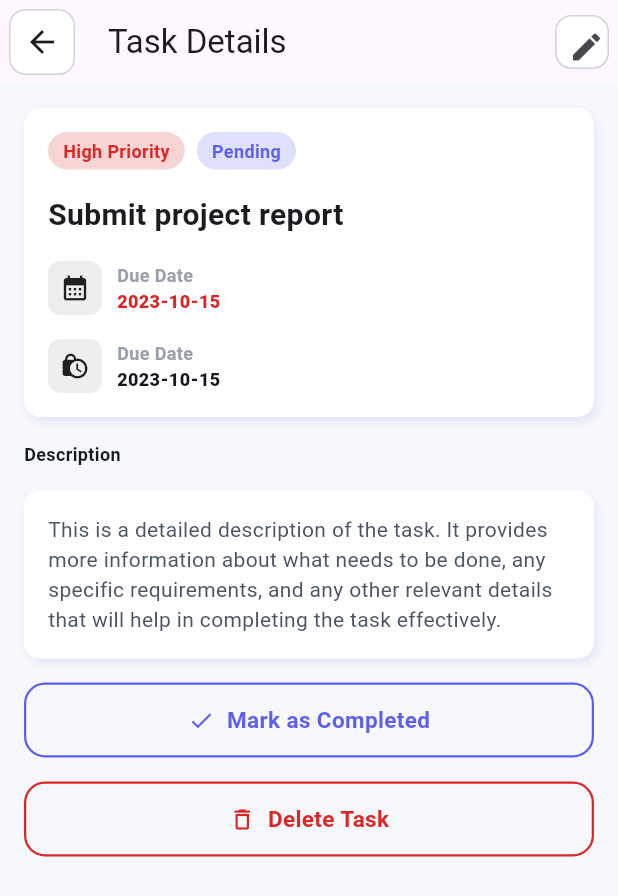
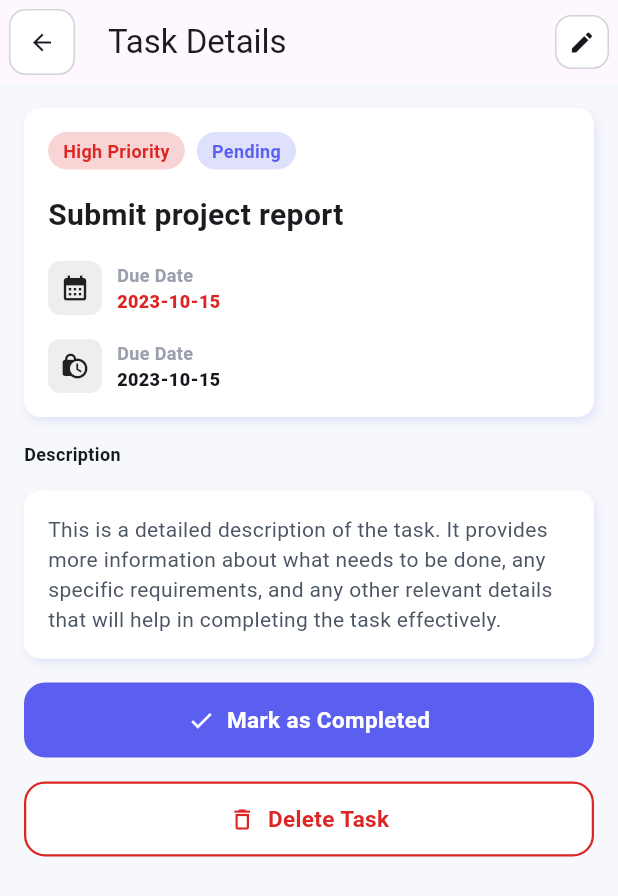
Before and after one commit to mishad01/Ostad-Flutter-and-AI-Batch-19, a Flutter app: the TaskDetailsPage screen opened directly, on a phone screen of 412 x 824 dp. Shown: the top 896 px of the screen. Run offline on Flutter 3.47's test engine with Material 3 defaults, Android fonts, the phone set to English and light mode, and no system bars; our stand-ins replace sqflite; accounts and stored records are empty.

Commit message:
feat: update UI components to use GestureDetector for improved tap handling in SquareIconButton, StatusTab, and ActionButton

```diff
--- a/Module 10/task_manager/lib/presentation/core/square_icon_button.dart
+++ b/Module 10/task_manager/lib/presentation/core/square_icon_button.dart
@@ -3,6 +3,7 @@ import 'package:task_manager/core/app_colors.dart';
 
 class SquareIconButton extends StatelessWidget {
   const SquareIconButton({super.key, required this.icon, this.onTap});
+
   final IconData icon;
   final VoidCallback? onTap;
 
@@ -10,16 +11,18 @@ class SquareIconButton extends StatelessWidget {
   Widget build(BuildContext context) {
     return Padding(
       padding: const EdgeInsets.all(6.0),
+      child: GestureDetector(
+        onTap: onTap,
         child: Container(
           width: 36,
           height: 36,
+          alignment: Alignment.center,
           decoration: BoxDecoration(
             color: AppColors.white,
             borderRadius: BorderRadius.circular(11),
             border: Border.all(color: AppColors.border),
           ),
-        child: Center(
-          child: IconButton(icon: Icon(icon), onPressed: onTap),
+          child: Icon(icon, size: 18, color: AppColors.primaryText),
         ),
       ),
     );
--- a/Module 10/task_manager/lib/presentation/feature/add_edit_task/widget/status_tab.dart
+++ b/Module 10/task_manager/lib/presentation/feature/add_edit_task/widget/status_tab.dart
@@ -14,7 +14,9 @@ class StatusTab extends StatelessWidget {
 
   @override
   Widget build(BuildContext context) {
-    return Container(
+    return GestureDetector(
+      onTap: onTap,
+      child: Container(
         height: 38,
         alignment: Alignment.center,
         decoration: BoxDecoration(
@@ -29,6 +31,7 @@ class StatusTab extends StatelessWidget {
             color: isSelected ? AppColors.primaryText : AppColors.secondaryText,
           ),
         ),
+      ),
     );
   }
 }
--- a/Module 10/task_manager/lib/presentation/feature/task_details.dart/task_details_page.dart
+++ b/Module 10/task_manager/lib/presentation/feature/task_details.dart/task_details_page.dart
@@ -131,7 +131,7 @@ class _TaskDetailsPageState extends State<TaskDetailsPage> {
             ActionButton(
               icon: Icons.done,
               label: 'Mark as Completed',
-              textColor: AppColors.primary,
+              textColor: Colors.white,
               borderColor: AppColors.primary,
               backgroundColor: AppColors.primary,
               onTap: () {
@@ -145,7 +145,7 @@ class _TaskDetailsPageState extends State<TaskDetailsPage> {
               label: 'Delete Task',
               textColor: AppColors.red,
               borderColor: AppColors.red,
-              backgroundColor: AppColors.red,
+              backgroundColor: Colors.white,
               onTap: () {
                 Navigator.of(context).push(
                   MaterialPageRoute(builder: (context) => AddEditTaskPage()),
--- a/Module 10/task_manager/lib/presentation/feature/task_details.dart/widget/action_button.dart
+++ b/Module 10/task_manager/lib/presentation/feature/task_details.dart/widget/action_button.dart
@@ -20,10 +20,11 @@ class ActionButton extends StatelessWidget {
   @override
   Widget build(BuildContext context) {
     return GestureDetector(
+      onTap: onTap,
       child: Container(
         height: 50,
         decoration: BoxDecoration(
-          // color: backgroundColor,
+          color: backgroundColor,
           border: Border.all(color: borderColor, width: 1.5),
           borderRadius: BorderRadius.circular(14),
         ),
```
Also changed, not shown: Module 10/task_manager/lib/presentation/feature/home/widget/task_card.dart (+16 -0 lines). Lines whose indentation alone changed are shown as unchanged.
